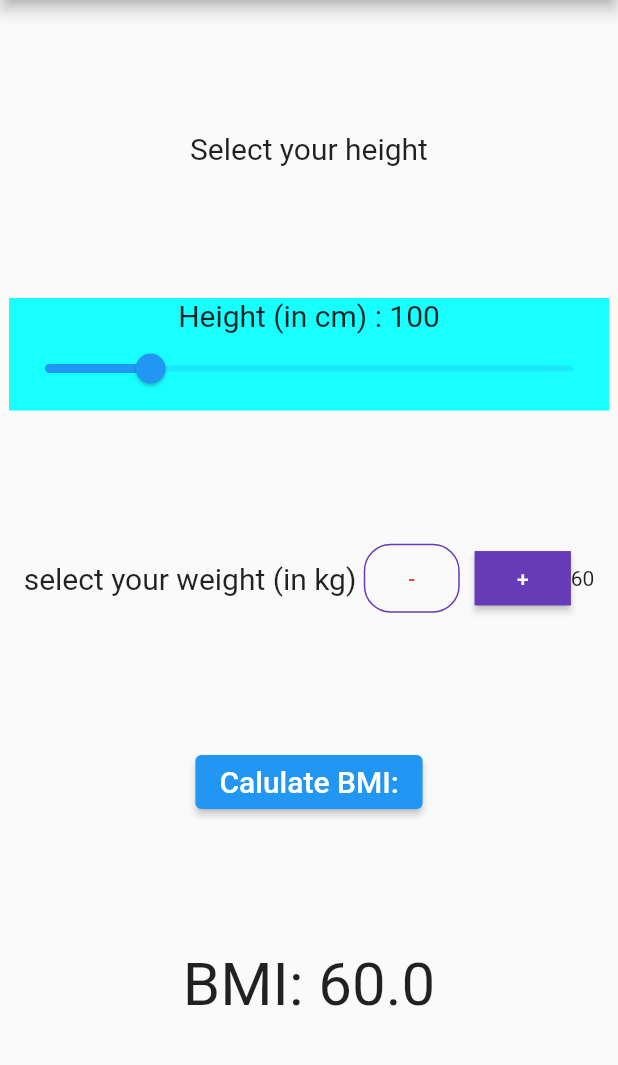
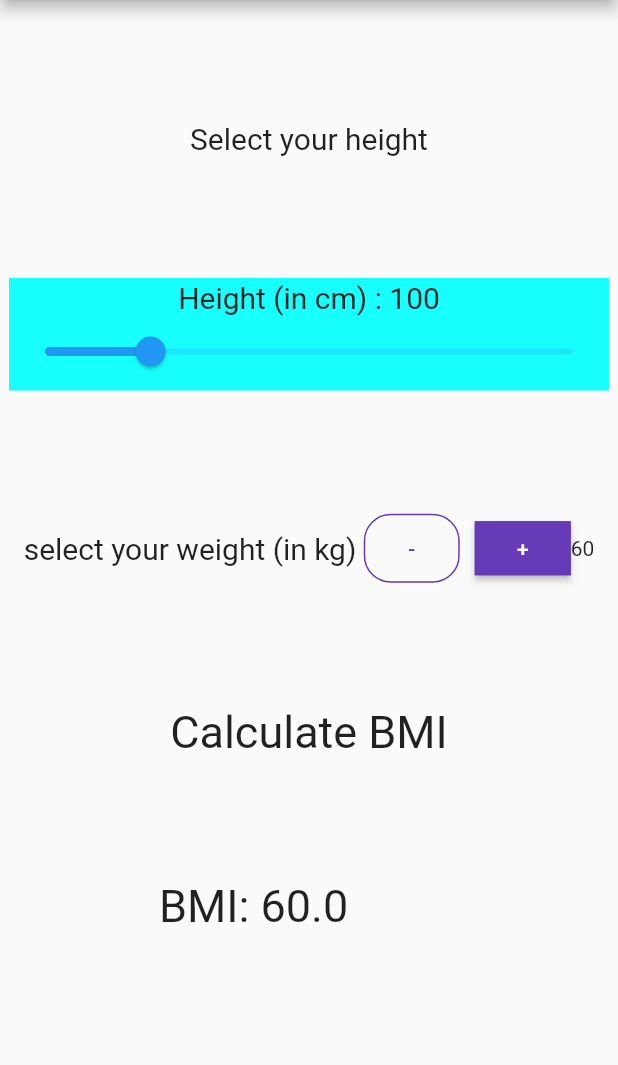
Before and after one commit to AmbatipudiAdithi/assignment-1-io, a Flutter app: the screen it shows after launch, on a phone screen of 412 x 824 dp, the part 84-1149 px from its top. Run offline on Flutter 3.47's test engine with Material 2 defaults, Android fonts, the phone set to English and light mode, and no system bars; our stand-ins replace flutter_rating_bar.

```diff
--- a/lib/main.dart
+++ b/lib/main.dart
@@ -1,5 +1,6 @@
+import 'package:bmi_calculator/SecondPage.dart';
 import 'package:flutter/material.dart';
-
+import 'package:bmi_calculator/SecondPage.dart';
 void main() {
   runApp(const MyApp());
 }
@@ -33,13 +34,14 @@ class _MyHomePageState extends State<MyHomePage> {
   });}
   double height = 100;
   var BMI=(((60*10000/(100*100))*100).roundToDouble())/100;
-  void calculateBMI(){
+  double calculateBMI(){
     setState(() {
       BMI=x*10000/(height*height);
       BMI=BMI*100;
       BMI=BMI.roundToDouble();
       BMI=BMI/100;
     });
+    return BMI;
   }
 
   @override
@@ -63,7 +65,7 @@ class _MyHomePageState extends State<MyHomePage> {
             width: 400,
             color: Colors.cyanAccent,
             child: Column(
-              mainAxisAlignment: MainAxisAlignment.start,
+              mainAxisAlignment: MainAxisAlignment.center,
               children: [
                 Text(
                     "Height (in cm) : ${height.round()}",
@@ -98,7 +100,7 @@ class _MyHomePageState extends State<MyHomePage> {
                     ),
                     style: ButtonStyle(
                         padding: MaterialStateProperty.all<EdgeInsets>(EdgeInsets.all(15)),
-                        foregroundColor: MaterialStateProperty.all<Color>(Colors.red),
+                        foregroundColor: MaterialStateProperty.all<Color>(Colors.deepPurple),
                         shape: MaterialStateProperty.all<RoundedRectangleBorder>(
                             RoundedRectangleBorder(
                                 borderRadius: BorderRadius.circular(18.0),
@@ -125,12 +127,30 @@ class _MyHomePageState extends State<MyHomePage> {
                         )
                     ),
                     onPressed:add_inc,
+
                 ),
                 Text(x.toString())
               ]
           ),
-          ElevatedButton(onPressed:calculateBMI, child: Text("Calulate BMI:",style: TextStyle(fontSize: 20))),
-          Text("BMI: "+BMI.toString(), style: TextStyle(fontSize: 40),)
+          GestureDetector(
+            onTap: () {
+              double bmi = calculateBMI();
+              Navigator.push(context, MaterialPageRoute(builder: (context)=> secondPage(bmi: bmi)));
+              setState(() {
+                calculateBMI();
+                print(BMI);
+              });
+            },
+            child: Text("Calculate BMI",
+              style: TextStyle(fontSize: 30,
+              ),
+
+            ),
+          ),
+          //ElevatedButton(onPressed:calculateBMI, child: Text("Calulate BMI:",style: TextStyle(fontSize: 20))),
+          Container(
+              height: 100,width: 200,
+              child: Text("BMI: "+BMI.toString(),style: TextStyle(fontSize: 30),))
         ],
       ),
     );
--- a/pubspec.yaml
+++ b/pubspec.yaml
@@ -36,6 +36,7 @@ dependencies:
   # The following adds the Cupertino Icons font to your application.
   # Use with the CupertinoIcons class for iOS style icons.
   cupertino_icons: ^1.0.2
+  flutter_rating_bar: ^4.0.1
 
 dev_dependencies:
   flutter_test:
```
Also changed, not shown: lib/SecondPage.dart (added, +109 -0 lines), pubspec.lock.
